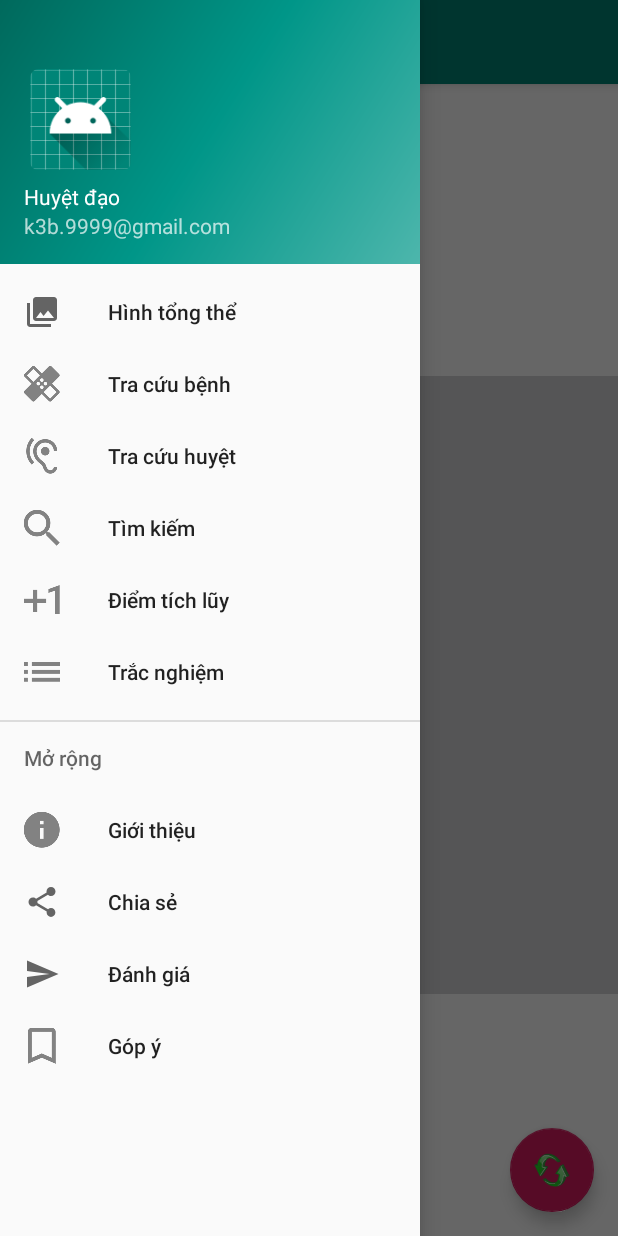
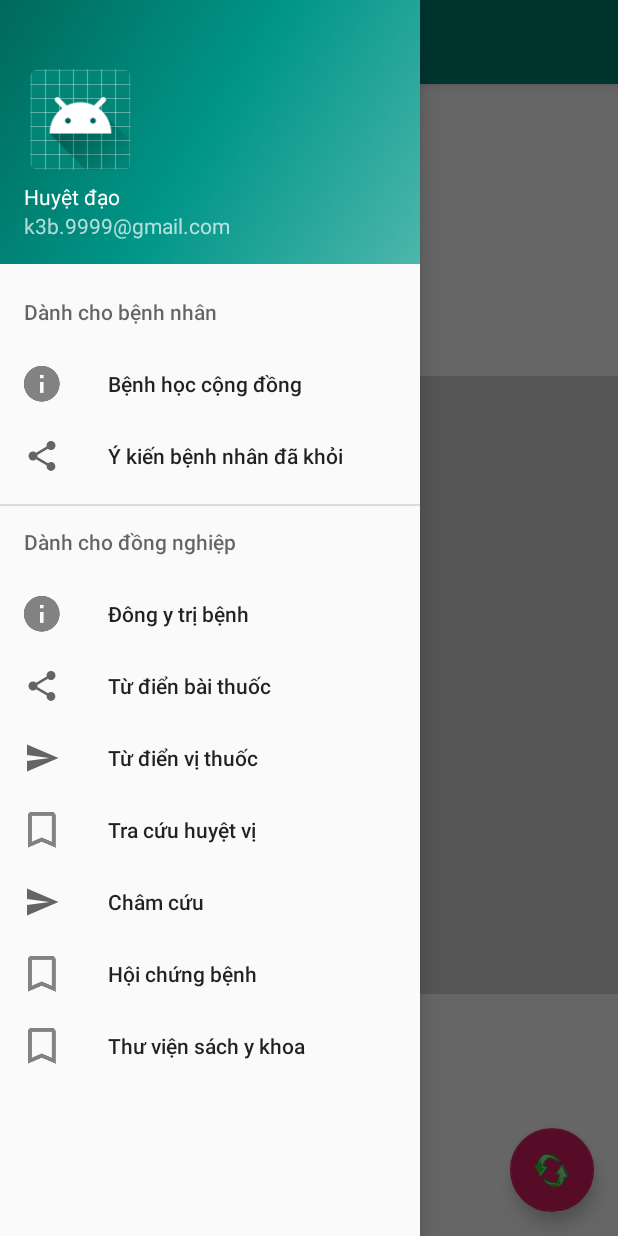
Before and after one commit to ngoctan95/accupuncturepoints, an Android app: the screen it shows after launch (MainActivity), with the side drawer open, on a phone screen of 412 x 824 dp. Run offline under Robolectric (Android 15) with nearby library versions, the phone set to English and light mode, and no system bars; libraries missing offline, so code that uses them is left out: org.apache.poi.

Commit message:
Change navigation drawer

```diff
--- a/app/src/main/java/projects/android/acupuncturepoint/Views/MainView/MainActivity.java
+++ b/app/src/main/java/projects/android/acupuncturepoint/Views/MainView/MainActivity.java
@@ -401,7 +401,7 @@ public class MainActivity extends AppCompatActivity
         // Handle navigation view item clicks here.
         int id = item.getItemId();
 
-        if (id == R.id.common) {
+        if (id == R.id.acupuncturePoint) {
             startActivity(new Intent(this, MainActivity.class));
             finish();
         } else {
--- a/app/src/main/res/menu/activity_main_drawer.xml
+++ b/app/src/main/res/menu/activity_main_drawer.xml
@@ -3,53 +3,48 @@
       xmlns:tools="http://schemas.android.com/tools"
       tools:showIn="navigation_view">
 
-    <group android:checkableBehavior="single">
-        <item
-            android:id="@+id/common"
-            android:icon="@drawable/ic_menu_gallery"
-            android:title="Hình tổng thể"/>
-        <item
-            android:id="@+id/sicks"
-            android:icon="@drawable/ic_sicks"
-            android:title="Tra cứu bệnh"/>
-        <item
-            android:id="@+id/accs"
-            android:icon="@drawable/ic_accus"
-            android:title="Tra cứu huyệt"/>
-        <item
-            android:id="@+id/search"
-            android:icon="@drawable/ic_search"
-            android:title="Tìm kiếm"/>
-        <item
-            android:id="@+id/points"
-            android:icon="@drawable/ic_point"
-            android:title="Điểm tích lũy"/>
-        <item
-            android:id="@+id/marked"
-            android:icon="@drawable/ic_marked"
-            android:title="Trắc nghiệm"/>
-
-    </group>
-
-    <item android:title="Mở rộng">
+    <item android:title="Dành cho bệnh nhân">
         <menu>
             <item
-                android:id="@+id/nav_camera"
+                android:id="@+id/sickPublic"
                 android:icon="@drawable/ic_introduce"
-                android:title="Giới thiệu"/>
+                android:title="Bệnh học cộng đồng"/>
             <item
-                android:id="@+id/nav_share"
+                android:id="@+id/contributor"
                 android:icon="@drawable/ic_menu_share"
-                android:title="Chia sẻ"/>
+                android:title="Ý kiến bệnh nhân đã khỏi"/>
+        </menu>
+    </item>
+    <item android:title="Dành cho đồng nghiệp">
+        <menu>
             <item
-                android:id="@+id/nav_send"
+                android:id="@+id/treatment"
+                android:icon="@drawable/ic_introduce"
+                android:title="Đông y trị bệnh"/>
+            <item
+                android:id="@+id/remedies"
+                android:icon="@drawable/ic_menu_share"
+                android:title="Từ điển bài thuốc"/>
+            <item
+                android:id="@+id/medicines"
                 android:icon="@drawable/ic_menu_send"
-                android:title="Đánh giá"/>
+                android:title="Từ điển vị thuốc"/>
             <item
-                android:id="@+id/nav_gallery"
+                android:id="@+id/acupuncturePoint"
                 android:icon="@drawable/ic_ask"
-                android:title="Góp ý"/>
-
+                android:title="Tra cứu huyệt vị"/>
+            <item
+                android:id="@+id/fire"
+                android:icon="@drawable/ic_menu_send"
+                android:title="Châm cứu"/>
+            <item
+                android:id="@+id/sick"
+                android:icon="@drawable/ic_ask"
+                android:title="Hội chứng bệnh"/>
+            <item
+                android:id="@+id/book"
+                android:icon="@drawable/ic_ask"
+                android:title="Thư viện sách y khoa"/>
         </menu>
     </item>
 
```
